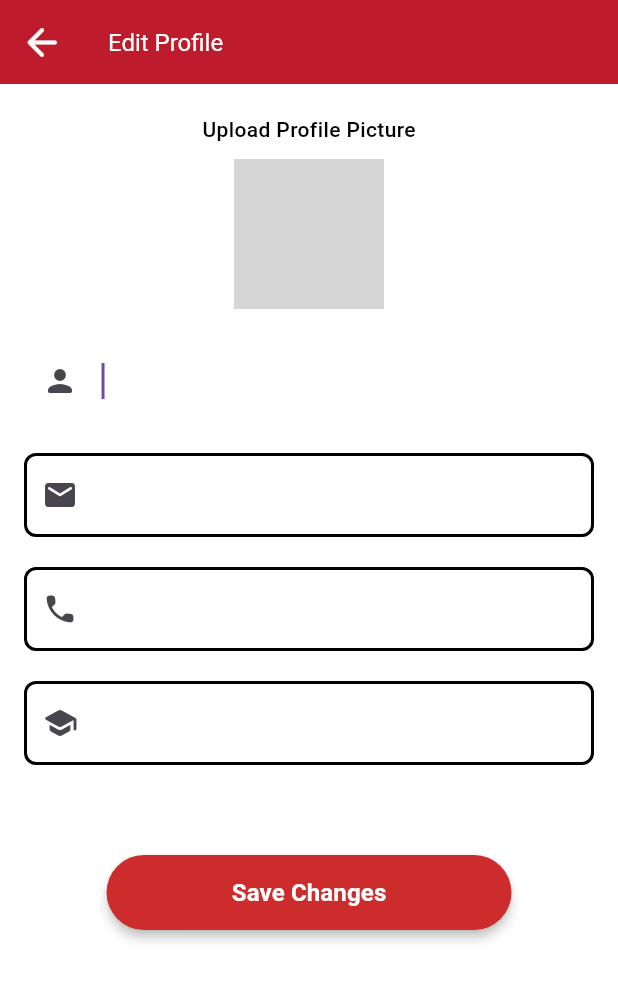
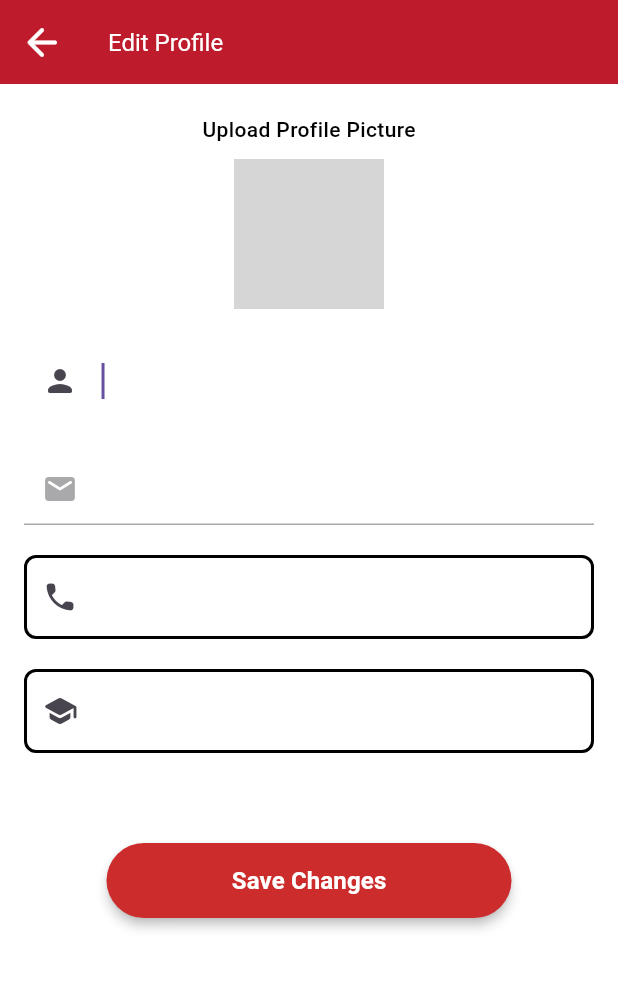
Before and after one commit to NotWai/UTMDash, a Flutter app: the screen it shows once a user with an empty profile is signed in, item 3 of the bottom bar chosen, after a tap on the "arrow forward ios" icon, on a phone screen of 412 x 824 dp. Shown: the top 981 px of the screen. Run offline on Flutter 3.47's test engine with Material 3 defaults, Android fonts, the light colour scheme and no system bars; our stand-ins replace carousel_slider, cloud_firestore, firebase_auth, firebase_core, google_nav_bar, image_picker; accounts and stored records are empty; network calls fail; grey boxes are pictures that could not be loaded.

Commit message:
User_profile_firestore

```diff
--- a/App/utm_dash/lib/edit_profile.dart
+++ b/App/utm_dash/lib/edit_profile.dart
@@ -1,25 +1,42 @@
 import 'package:flutter/material.dart';
+import 'package:provider/provider.dart';
+import 'package:utm_dash/models/user.dart';
 import 'package:utm_dash/profile_screen.dart';
+import 'package:utm_dash/services/f_database.dart';
 
 class EditProfile extends StatefulWidget {
   const EditProfile({super.key});
 
   @override
   State<EditProfile> createState() => _EditProfileState();
-
-  void dispose() {}
 }
 
 class _EditProfileState extends State<EditProfile> {
-  late EditProfile _model;
+  final _formkey = GlobalKey<FormState>();
 
-  final scaffoldKey = GlobalKey<ScaffoldState>();
+  late String _currFullName = '';
+  late String _currPhoneNumber = '';
+  late String _currEmail = '';
+
+  final TextEditingController _fullNameController = TextEditingController();
+  final TextEditingController _phoneNumberController = TextEditingController();
 
   @override
-  void dispose() {
-    _model.dispose();
+  void initState() {
+    super.initState();
+    _fetchDataFromDatabase();
+  }
 
-    super.dispose();
+  Future<void> _fetchDataFromDatabase() async {
+    final user = Provider.of<UserClass>(context, listen: false);
+    UserData? userData = await DatabaseService(uid: user.uid).userData.first;
+    setState(() {
+      _currFullName = userData.fullName;
+      _currPhoneNumber = userData.phoneNumber;
+      _currEmail = userData.emailAddress;
+      _fullNameController.text = _currFullName;
+      _phoneNumberController.text = _currPhoneNumber;
+    });
   }
 
   @override
@@ -53,6 +70,8 @@
       body: SafeArea(
         top: true,
         child: SingleChildScrollView(
+          child: Form(
+            key: _formkey,
             child: Column(
               mainAxisSize: MainAxisSize.max,
               children: [
@@ -60,7 +79,8 @@
                   mainAxisSize: MainAxisSize.max,
                   children: [
                     Padding(
-                    padding: const EdgeInsetsDirectional.fromSTEB(0, 10, 0, 0),
+                      padding:
+                          const EdgeInsetsDirectional.fromSTEB(0, 10, 0, 0),
                       child: Row(
                         mainAxisSize: MainAxisSize.max,
                         mainAxisAlignment: MainAxisAlignment.center,
@@ -76,8 +96,8 @@
                               crossAxisAlignment: CrossAxisAlignment.center,
                               children: [
                                 const Padding(
-                                padding:
-                                    EdgeInsetsDirectional.fromSTEB(0, 0, 0, 10),
+                                  padding: EdgeInsetsDirectional.fromSTEB(
+                                      0, 0, 0, 10),
                                   child: Text(
                                     'Upload Profile Picture',
                                     textAlign: TextAlign.center,
@@ -154,8 +174,8 @@
                                       borderRadius: BorderRadius.circular(60),
                                     ),
                                     child: Align(
-                                    alignment:
-                                        const AlignmentDirectional(0.00, 0.00),
+                                      alignment: const AlignmentDirectional(
+                                          0.00, 0.00),
                                       child: /*AuthUserStreamWidget(
                                         builder: (context) =>*/
                                           Container(
@@ -181,7 +201,8 @@
                       ),
                     ),
                     Padding(
-                    padding: const EdgeInsetsDirectional.fromSTEB(0, 10, 0, 10),
+                      padding:
+                          const EdgeInsetsDirectional.fromSTEB(0, 10, 0, 10),
                       child: Row(
                         mainAxisSize: MainAxisSize.max,
                         mainAxisAlignment: MainAxisAlignment.center,
@@ -191,6 +212,13 @@
                               padding: const EdgeInsetsDirectional.fromSTEB(
                                   16, 0, 16, 0),
                               child: TextFormField(
+                                  validator: (value) {
+                                    if (value == null || value.isEmpty) {
+                                      return 'Please enter a full name';
+                                    }
+                                    return null;
+                                  },
+                                  controller: _fullNameController,
                                   //controller: _model.textController1,
                                   //focusNode: _model.textFieldFocusNode1,
                                   autofocus: true,
@@ -245,7 +273,8 @@
                       ),
                     ),
                     Padding(
-                    padding: const EdgeInsetsDirectional.fromSTEB(0, 10, 0, 10),
+                      padding:
+                          const EdgeInsetsDirectional.fromSTEB(0, 10, 0, 10),
                       child: Row(
                         mainAxisSize: MainAxisSize.max,
                         mainAxisAlignment: MainAxisAlignment.center,
@@ -255,6 +284,10 @@
                               padding: const EdgeInsetsDirectional.fromSTEB(
                                   16, 0, 16, 0),
                               child: TextFormField(
+                                  enabled: false, // Disable editing for email
+                                  controller:
+                                      TextEditingController(text: _currEmail),
+
                                   //controller: _model.textController2,
                                   //focusNode: _model.textFieldFocusNode2,
                                   autofocus: true,
@@ -309,7 +342,8 @@
                       ),
                     ),
                     Padding(
-                    padding: const EdgeInsetsDirectional.fromSTEB(0, 10, 0, 10),
+                      padding:
+                          const EdgeInsetsDirectional.fromSTEB(0, 10, 0, 10),
                       child: Row(
                         mainAxisSize: MainAxisSize.max,
                         mainAxisAlignment: MainAxisAlignment.center,
@@ -321,6 +355,13 @@
                               child: /*AuthUserStreamWidget(
                                 builder: (context) =>*/
                                   TextFormField(
+                                      validator: (value) {
+                                        if (value == null || value.isEmpty) {
+                                          return 'Please enter a phone number';
+                                        }
+                                        return null;
+                                      },
+                                      controller: _phoneNumberController,
                                       //controller: _model.textController3,
                                       //focusNode: _model.textFieldFocusNode3,
                                       autofocus: true,
@@ -334,28 +375,32 @@
                                             color: Colors.black,
                                             width: 2,
                                           ),
-                                        borderRadius: BorderRadius.circular(8),
+                                          borderRadius:
+                                              BorderRadius.circular(8),
                                         ),
                                         focusedBorder: OutlineInputBorder(
                                           borderSide: const BorderSide(
                                             color: Colors.transparent,
                                             width: 2,
                                           ),
-                                        borderRadius: BorderRadius.circular(8),
+                                          borderRadius:
+                                              BorderRadius.circular(8),
                                         ),
                                         errorBorder: OutlineInputBorder(
                                           borderSide: const BorderSide(
                                             color: Colors.red,
                                             width: 2,
                                           ),
-                                        borderRadius: BorderRadius.circular(8),
+                                          borderRadius:
+                                              BorderRadius.circular(8),
                                         ),
                                         focusedErrorBorder: OutlineInputBorder(
                                           borderSide: const BorderSide(
                                             color: Colors.red,
                                             width: 2,
                                           ),
-                                        borderRadius: BorderRadius.circular(8),
+                                          borderRadius:
+                                              BorderRadius.circular(8),
                                         ),
                                         filled: true,
                                         fillColor: Colors.white,
@@ -376,7 +421,8 @@
                       ),
                     ),
                     Padding(
-                    padding: const EdgeInsetsDirectional.fromSTEB(0, 10, 0, 10),
+                      padding:
+                          const EdgeInsetsDirectional.fromSTEB(0, 10, 0, 10),
                       child: Row(
                         mainAxisSize: MainAxisSize.max,
                         mainAxisAlignment: MainAxisAlignment.center,
@@ -401,28 +447,32 @@
                                             color: Colors.black,
                                             width: 2,
                                           ),
-                                        borderRadius: BorderRadius.circular(8),
+                                          borderRadius:
+                                              BorderRadius.circular(8),
                                         ),
                                         focusedBorder: OutlineInputBorder(
                                           borderSide: const BorderSide(
                                             color: Colors.transparent,
                                             width: 2,
                                           ),
-                                        borderRadius: BorderRadius.circular(8),
+                                          borderRadius:
+                                              BorderRadius.circular(8),
                                         ),
                                         errorBorder: OutlineInputBorder(
                                           borderSide: const BorderSide(
                                             color: Colors.red,
                                             width: 2,
                                           ),
-                                        borderRadius: BorderRadius.circular(8),
+                                          borderRadius:
+                                              BorderRadius.circular(8),
                                         ),
                                         focusedErrorBorder: OutlineInputBorder(
                                           borderSide: const BorderSide(
                                             color: Colors.red,
                                             width: 2,
                                           ),
-                                        borderRadius: BorderRadius.circular(8),
+                                          borderRadius:
+                                              BorderRadius.circular(8),
                                         ),
                                         filled: true,
                                         fillColor: Colors.white,
@@ -448,10 +498,15 @@
                   padding: const EdgeInsetsDirectional.fromSTEB(0, 50, 0, 0),
                   child: ElevatedButton(
                     onPressed: () async {
-                    Navigator.push(
-                        context,
-                        MaterialPageRoute(
-                            builder: (context) => const ProfileScreen()));
+                      if (_formkey.currentState!.validate()) {
+                        final user =
+                            Provider.of<UserClass>(context, listen: false);
+                        await DatabaseService(uid: user.uid).updateUserData(
+                            _fullNameController.text,
+                            _phoneNumberController.text,
+                            _currEmail);
+                        Navigator.pop(context);
+                      }
                     },
                     style: ElevatedButton.styleFrom(
                         backgroundColor: const Color(0xFFCC2C2C),
@@ -479,6 +534,7 @@
             ),
           ),
         ),
+      ),
     );
   }
 }
--- a/App/utm_dash/lib/main.dart
+++ b/App/utm_dash/lib/main.dart
@@ -2,6 +2,7 @@
 
 import 'package:flutter/material.dart';
 import 'package:utm_dash/HomePage.dart';
+import 'package:utm_dash/HomePageUser.dart';
 import 'package:utm_dash/IntroPage.dart';
 import 'package:utm_dash/models/user.dart';
 import 'package:utm_dash/request_box.dart';
--- a/App/utm_dash/lib/models/user.dart
+++ b/App/utm_dash/lib/models/user.dart
@@ -1,6 +1,32 @@
-class UserClass{
+class UserClass {
   final String uid;
 
   UserClass({required this.uid});
+}
 
+
+class UserData {
+  final String uid;
+  final String fullName;
+  final String phoneNumber;
+  final String emailAddress;
+
+  UserData({
+    required this.uid,
+    required this.fullName,
+    required this.phoneNumber,
+    required this.emailAddress,
+  });
 }
+
+class UserObject {
+  final String fullName;
+  final String phoneNumber;
+  final String emailAddress;
+
+  UserObject({
+    required this.fullName,
+    required this.phoneNumber,
+    required this.emailAddress,
+  });
+}
--- a/App/utm_dash/lib/profile_screen.dart
+++ b/App/utm_dash/lib/profile_screen.dart
@@ -1,7 +1,10 @@
 import 'package:flutter/material.dart';
+import 'package:provider/provider.dart';
 import 'package:utm_dash/HomePage.dart';
 import 'package:utm_dash/edit_profile.dart';
+import 'package:utm_dash/models/user.dart';
 import 'package:utm_dash/services/auth.dart';
+import 'package:utm_dash/services/f_database.dart';
 import 'package:utm_dash/signout.dart';
 import 'package:google_nav_bar/google_nav_bar.dart';
 import 'package:utm_dash/signup.dart';
@@ -17,6 +20,24 @@
 
 class _ProfileScreenState extends State<ProfileScreen> {
   final AuthService _auth = AuthService();
+
+  String? _currFullName;
+  String? _currEmail;
+
+   @override
+  void initState() {
+    super.initState();
+    _fetchDataFromDatabase();
+  }
+
+  Future<void> _fetchDataFromDatabase() async {
+    final user = Provider.of<UserClass>(context, listen: false);
+    UserData? userData = await DatabaseService(uid: user.uid).userData.first;
+    setState(() {
+      _currFullName = userData.fullName;
+      _currEmail = userData.emailAddress;
+    });
+  }
 
   @override
   Widget build(BuildContext context) {
@@ -77,21 +98,21 @@
             ),
           ),
         ),
-        const Align(
-          alignment: AlignmentDirectional(0.00, 0.00),
-          child: Text('Zuhair Isyraq',
-              style: TextStyle(
+        Align(
+          alignment: const AlignmentDirectional(0.00, 0.00),
+          child: Text(_currFullName ?? 'Loading...',
+              style: const TextStyle(
                 fontSize: 20,
                 fontWeight: FontWeight.w600,
               )),
         ),
-        const Align(
-          alignment: AlignmentDirectional(0.00, 0.00),
+        Align(
+          alignment: const AlignmentDirectional(0.00, 0.00),
           child: Padding(
-            padding: EdgeInsetsDirectional.fromSTEB(0, 4, 0, 16),
+            padding: const EdgeInsetsDirectional.fromSTEB(0, 4, 0, 16),
             child: Text(
-              'zuhairisyraq@gmail.com',
-              style: TextStyle(
+              _currEmail ?? 'Loading...',
+              style: const TextStyle(
                 color: Colors.grey,
                 fontWeight: FontWeight.w500,
               ),
--- a/App/utm_dash/lib/services/auth.dart
+++ b/App/utm_dash/lib/services/auth.dart
@@ -2,6 +2,7 @@
 
 import 'package:firebase_auth/firebase_auth.dart';
 import 'package:utm_dash/models/user.dart';
+import 'package:utm_dash/services/f_database.dart';
 
 class AuthService {
   final FirebaseAuth _auth = FirebaseAuth.instance;
@@ -33,11 +34,12 @@
 
   //register
 
-  Future register(String email, String password) async {
+  Future register(String email, String password, String fullName, String phoneNumber) async {
     try {
       UserCredential result = await _auth.createUserWithEmailAndPassword(
           email: email, password: password);
       User? user = result.user;
+      await DatabaseService(uid: user!.uid).updateUserData(fullName, phoneNumber, email);
       return _userFromFirebaseUser(user);
     } catch (e) {
       print(e.toString());
--- /dev/null
+++ b/App/utm_dash/lib/services/f_database.dart
@@ -0,0 +1,54 @@
+// ignore_for_file: await_only_futures, non_constant_identifier_names, unused_element
+
+import 'package:cloud_firestore/cloud_firestore.dart';
+import 'package:utm_dash/models/user.dart';
+
+class DatabaseService {
+  final String uid;
+  DatabaseService({required this.uid});
+
+  //collection reference
+  final CollectionReference myCollection =
+      FirebaseFirestore.instance.collection('Users');
+
+  // update Function:
+
+  Future updateUserData(String fullName, String phoneNumber, String emailAddress) async {
+    return await myCollection.doc(uid).set(
+        {'fullName': fullName, 'phoneNumber': phoneNumber, 'emailAddress': emailAddress});
+  }
+
+  List<UserObject> _objectFromSnapshot(QuerySnapshot snapshot) {
+    return snapshot.docs
+        .map((doc) {
+          final data = doc.data() as Map<String, dynamic>?;
+
+          if (data != null) {
+            return UserObject(
+              fullName: data['fullName'],
+              phoneNumber: data['phoneNumber'],
+              emailAddress: data['emailAddress'],
+            );
+          }
+        })
+        .whereType<UserObject>()
+        .toList();
+  }
+
+  //Stream for firestore
+
+  //user object from snapshot
+  UserData _userDataFromSnapshot(DocumentSnapshot snapshot) {
+    final data = snapshot.data() as Map<String, dynamic>?;
+    return UserData(
+      uid: uid,
+      fullName: data?['fullName'],
+      phoneNumber: data?['phoneNumber'],
+      emailAddress: data?['emailAddress'],
+    );
+  }
+
+  Stream<UserData> get userData {
+    return myCollection.doc(uid).snapshots().map(_userDataFromSnapshot);
+  }
+}
--- a/App/utm_dash/lib/signup.dart
+++ b/App/utm_dash/lib/signup.dart
@@ -104,7 +104,7 @@
                     ),
                     signUpSignInLogoutButton(context, true, () async {
                       if (_formKey.currentState!.validate()) {
-                        dynamic result = await _auth.register(_emailTextController.text.trim(), _passwordTextController.text.trim());
+                        dynamic result = await _auth.register(_emailTextController.text.trim(), _passwordTextController.text.trim(), _fullNameTextController.text, _phoneNumTextController.text);
                         if (result == null) {
                           print('Invalid login');
                         } else{
```
Also changed, not shown: 1 other file. Lines whose indentation alone changed are shown as unchanged.
